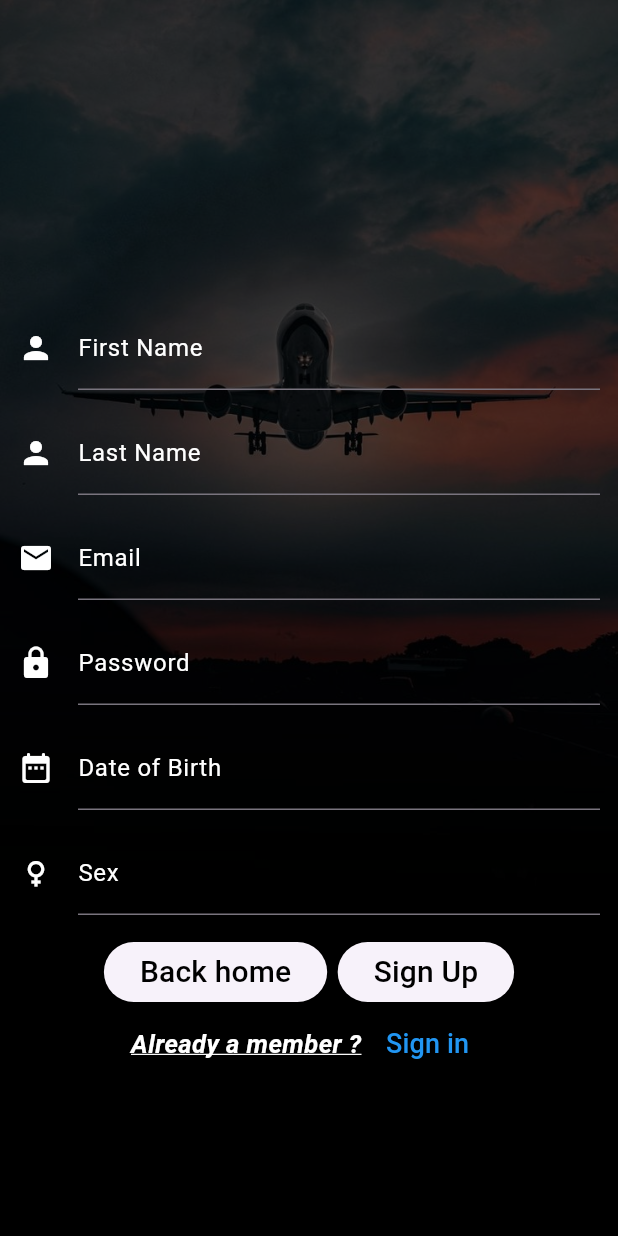
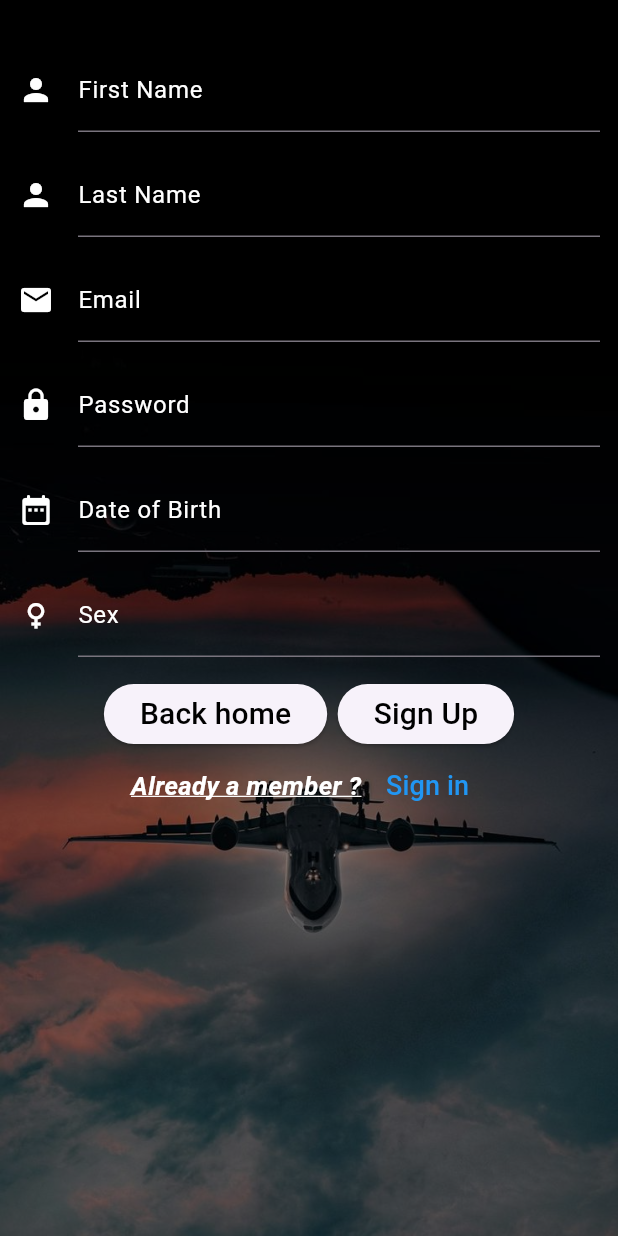
Before and after one commit to m7mdtam/DataBaseProjectt, a Flutter app: the LoginPage screen opened directly, after a tap on "Sign up", on a phone screen of 412 x 824 dp. Run offline on Flutter 3.47's test engine with Material 3 defaults, Android fonts, the phone set to English and light mode, and no system bars.

Commit message:
some changing

```diff
--- a/databaseprojectt/lib/login_page.dart
+++ b/databaseprojectt/lib/login_page.dart
@@ -16,21 +16,21 @@ class LoginPage extends StatelessWidget {
         Container(
           decoration: BoxDecoration(
             image: DecorationImage(
-              image: AssetImage('lib/images/bk.jpeg'),
+              image: AssetImage('lib/images/bkk.jpeg'),
               fit: BoxFit.cover,
             ),
           ),
         ),
         Container(
-          color: Colors.black.withOpacity(0.6),
+          color: Colors.black.withOpacity(0.4),
         ),
         Padding(
-          padding: EdgeInsets.all(20.0),
+          padding: EdgeInsets.all(25.0),
           child: Column(
             mainAxisAlignment: MainAxisAlignment.start,
             children: [
               SizedBox(
-                height: 250,
+                height: 15,
               ),
               ClipRRect(
                 borderRadius: BorderRadius.circular(30),
--- a/databaseprojectt/lib/sign_up.dart
+++ b/databaseprojectt/lib/sign_up.dart
@@ -29,21 +29,21 @@ class _SignUpState extends State<SignUp> {
         Container(
           decoration: BoxDecoration(
             image: DecorationImage(
-              image: AssetImage('lib/images/bk.jpeg'),
+              image: AssetImage('lib/images/bkk.jpeg'),
               fit: BoxFit.cover,
             ),
           ),
         ),
         Container(
-          color: Colors.black.withOpacity(0.7),
+          color: Colors.black.withOpacity(0.5),
         ),
         Padding(
           padding: const EdgeInsets.all(12.0),
           child: Column(
-            mainAxisAlignment: MainAxisAlignment.center,
+            mainAxisAlignment: MainAxisAlignment.start,
             children: [
               SizedBox(
-                height: 100,
+                height: 20,
               ),
               TextFormField(
                 style: TextStyle(color: Colors.white),
--- a/databaseprojectt/pubspec.yaml
+++ b/databaseprojectt/pubspec.yaml
@@ -65,7 +65,7 @@ flutter:
     - lib/images/2.jpeg
     - lib/images/3.jpeg
     - lib/images/logo.jpeg
-    - lib/images/bk.jpeg
+    - lib/images/bkk.jpeg
     - lib/images/logo22.jpeg
     - lib/images/hbk.jpeg
     - lib/images/bk4.jpeg
```
Also changed, not shown: databaseprojectt/lib/employee_page.dart (+4 -4 lines), databaseprojectt/lib/images/bkk.jpeg (added).
